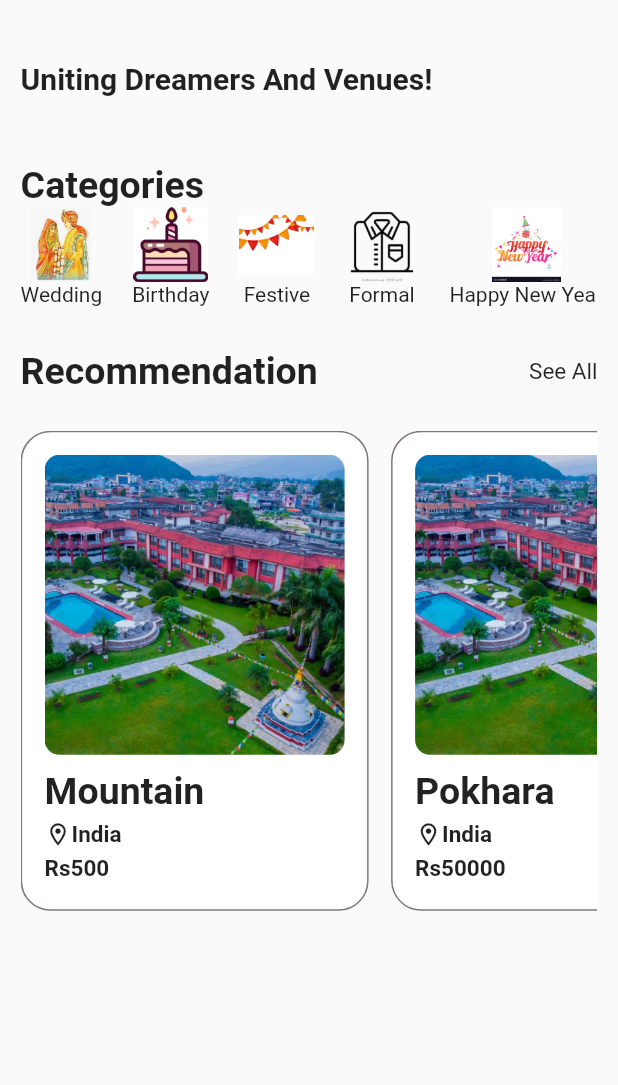
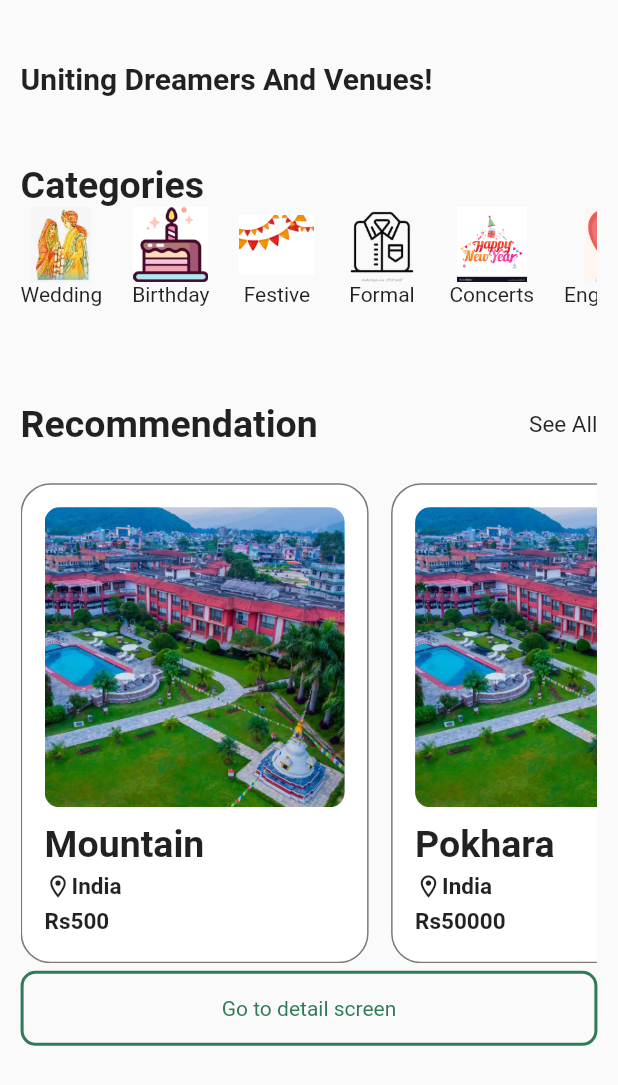
Before and after one commit to lgic-project/venue-match, a Flutter app: the SearchScreen screen opened directly, on a phone screen of 412 x 824 dp. Shown: the top 1085 px of the screen. Run offline on Flutter 3.47's test engine with Material 2 defaults, Android fonts, the phone set to English and light mode, and no system bars; our stand-ins replace get, shared_preferences; accounts and stored records are empty; statements that could not run were skipped.

Commit message:
modified :search screen

```diff
--- a/lib/modules/search_view/search_screen.dart
+++ b/lib/modules/search_view/search_screen.dart
@@ -1,8 +1,10 @@
 import 'package:flutter/material.dart';
 import 'package:my_first_app/data/model/category.dart';
+import 'package:my_first_app/modules/search_view/categories/birthday_screen.dart';
+import 'package:my_first_app/modules/search_view/categories/concerts_screen.dart';
 import 'package:my_first_app/modules/search_view/widgets/category_tile.dart';
 import 'package:my_first_app/modules/search_view/widgets/destination_tile.dart';
-//import 'package:my_first_app/modules/widgets/details_screen%20copy.dart';
+import 'package:my_first_app/modules/single_destination/details_screen.dart';
 import '../../constant.dart';
 import '../../data/model/destination.dart';
 import '../../widgets/custom_button.dart';
@@ -17,7 +19,7 @@ class SearchScreen extends StatelessWidget {
     Category(icon: "assets/images/birthday.png", label: "Birthday"),
     Category(icon: "assets/images/festive.png", label: "Festive"),
     Category(icon: "assets/images/formal.png", label: "Formal"),
-    Category(icon: "assets/images/happy.png", label: "Happy New Year"),
+    Category(icon: "assets/images/happy.png", label: "Concerts"),
     Category(icon: "assets/images/engagement.jpg", label: "Engagement"),
   ];
   List<Destination> destinationList = [
@@ -92,7 +94,7 @@ class SearchScreen extends StatelessWidget {
               ),
             ),
             SizedBox(
-              height: 15,
+              height: 50,
             ),
             Row(
               mainAxisAlignment:
@@ -103,18 +105,6 @@ class SearchScreen extends StatelessWidget {
                   style: TextStyle(fontWeight: FontWeight.bold, fontSize: 25),
                   textAlign: TextAlign.start,
                 ),
-                // InkWell(
-                //     onTap: () {
-                //       Navigator.push(
-                //           context,
-                //           MaterialPageRoute(
-                //               builder: (context) => Detailscreen()));
-                //     },
-                //     child: CustomButton(
-                //       screenWidth: screenWidth,
-                //       label: "Register with email",
-                //       textColor: primary,
-                //     )),
                 const Text("See All", style: TextStyle(fontSize: 15)),
               ],
             ),
@@ -132,6 +122,20 @@ class SearchScreen extends StatelessWidget {
                 itemCount: destinationList.length,
               ),
             ),
+
+            SizedBox(height: 5),
+            InkWell(
+                onTap: () {
+                  Navigator.push(
+                      context,
+                      MaterialPageRoute(
+                          builder: (context) => BirthdayScreen()));
+                },
+                child: CustomButton(
+                  screenWidth: screenWidth,
+                  label: "Go to detail screen ",
+                  textColor: primary,
+                )),
           ]),
         )),
       ),
```
